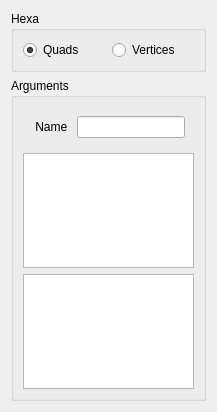
Before: the Qt Designer form src/HEXABLOCKGUI/Hexa_QTD.ui in SalomePlatform/hexablock, drawn with Qt 5.
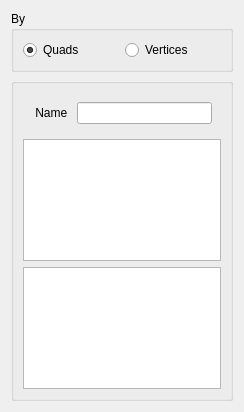
After: the same form once the commit is applied.

Commit message: Hexa6 : Mise ajour des sources

What changed in the file:
```diff
--- a/src/HEXABLOCKGUI/Hexa_QTD.ui
+++ b/src/HEXABLOCKGUI/Hexa_QTD.ui
@@ -6,7 +6,7 @@
    <rect>
     <x>0</x>
     <y>0</y>
-    <width>215</width>
+    <width>244</width>
     <height>412</height>
    </rect>
   </property>
@@ -29,7 +29,7 @@
       </sizepolicy>
      </property>
      <property name="title">
-      <string>Hexa</string>
+      <string>By</string>
      </property>
      <layout class="QHBoxLayout" name="horizontalLayout">
       <item>
@@ -73,7 +73,7 @@
       </sizepolicy>
      </property>
      <property name="title">
-      <string>Arguments</string>
+      <string/>
      </property>
      <layout class="QVBoxLayout" name="verticalLayout_2">
       <item>
```
The commit also changes 174 other files.
